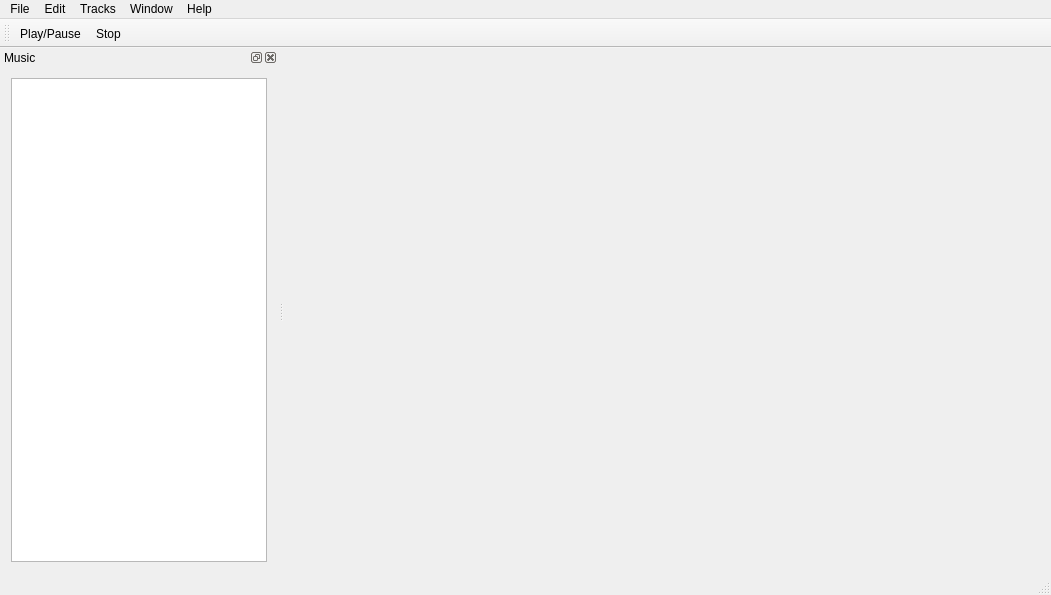
Before: the Qt Designer form OpenDynamicCreator.ui in BattyBovine/OpenDynamicCreator, drawn with Qt 5.
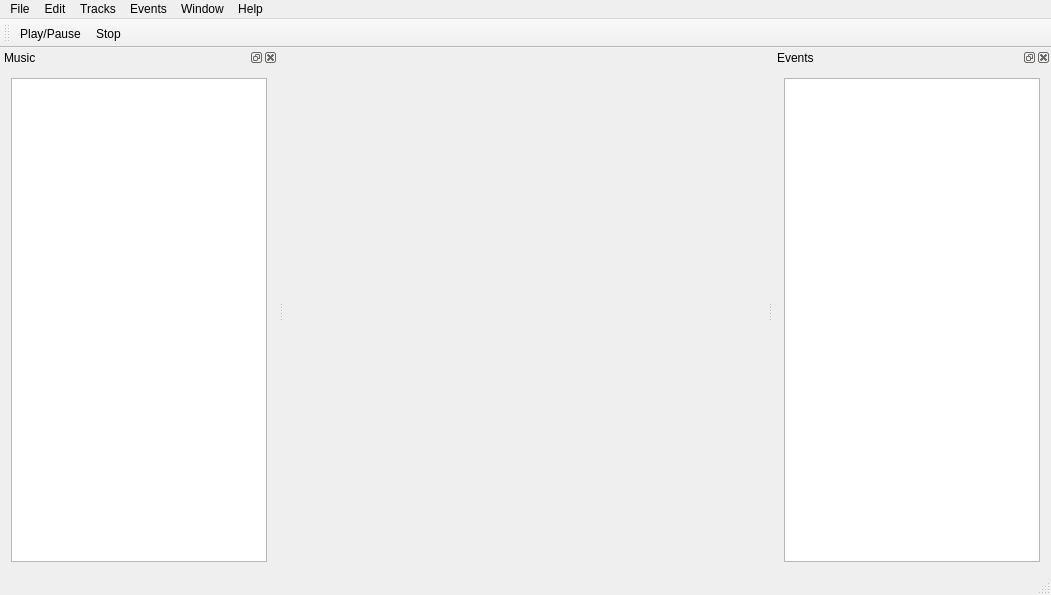
After: the same form once the commit is applied. Icons and pictures are not drawn. Custom widgets are drawn as their Qt base class.

Commit message: States dock has been re-enabled, and the name changed to "Events".

Diff of the .ui file:
```diff
--- a/OpenDynamicCreator.ui
+++ b/OpenDynamicCreator.ui
@@ -71,9 +71,17 @@
     <addaction name="separator"/>
     <addaction name="actionPreferences"/>
    </widget>
+   <widget class="QMenu" name="menuEvents">
+    <property name="title">
+     <string>Events</string>
+    </property>
+    <addaction name="actionAddEvent"/>
+    <addaction name="actionAddEventCommand"/>
+   </widget>
    <addaction name="menuFile"/>
    <addaction name="menuEdit"/>
    <addaction name="menuTracks"/>
+   <addaction name="menuEvents"/>
    <addaction name="menuWindow"/>
    <addaction name="menuHelp"/>
   </widget>
@@ -140,6 +148,25 @@
    <addaction name="actionPlayPause"/>
    <addaction name="actionStop"/>
   </widget>
+  <widget class="QDockWidget" name="dockEvents">
+   <property name="windowTitle">
+    <string>Events</string>
+   </property>
+   <attribute name="dockWidgetArea">
+    <number>2</number>
+   </attribute>
+   <widget class="QWidget" name="dockEventsContents">
+    <layout class="QVBoxLayout" name="verticalLayout_2">
+     <item>
+      <widget class="EventTreeView" name="treeEvents">
+       <property name="headerHidden">
+        <bool>true</bool>
+       </property>
+      </widget>
+     </item>
+    </layout>
+   </widget>
+  </widget>
   <action name="actionPlayPause">
    <property name="checkable">
     <bool>true</bool>
@@ -327,6 +354,11 @@
    <extends>QTreeView</extends>
    <header>Widgets/MusicTreeView.h</header>
   </customwidget>
+  <customwidget>
+   <class>EventTreeView</class>
+   <extends>QTreeView</extends>
+   <header>Widgets/EventTreeView.h</header>
+  </customwidget>
  </customwidgets>
  <resources>
   <include location="icons.qrc"/>
```
Left out of the diff: 58 changed lines with no effect on the pictures. The commit also changes 14 other files.
